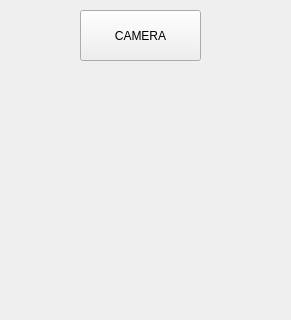
The window that src/left_form.ui (gabrielchmod777/virtualWorldVRML) describes before a commit, drawn with Qt 5; both pictures show x 0 to 291 and y 0 to 320 of the 291 by 609 pixel window.
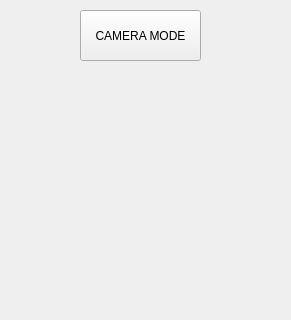
The same window after the commit.

Commit message: toggle camera to FREE/FOLLOW mode

```diff
--- a/src/left_form.ui
+++ b/src/left_form.ui
@@ -23,7 +23,7 @@
     </rect>
    </property>
    <property name="text">
-    <string>CAMERA</string>
+    <string>CAMERA MODE</string>
    </property>
   </widget>
  </widget>
```
The commit also changes 10 other files.
